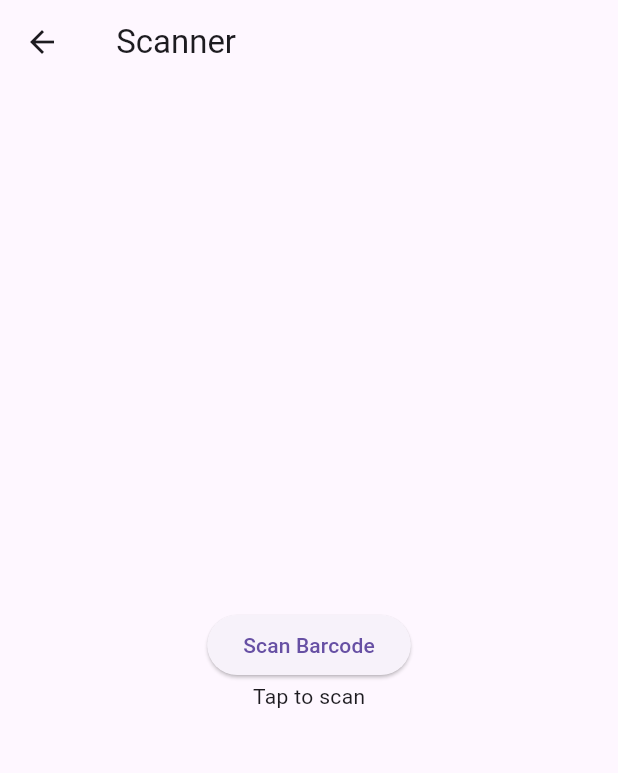
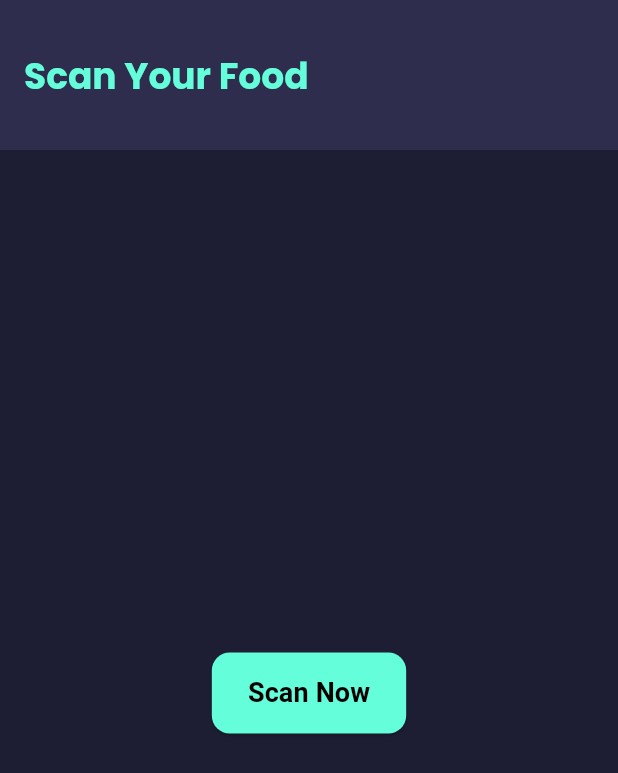
Before and after one commit to AstroDude6352/allergyapp, a Flutter app: the HomeScreen screen opened directly, after a tap on the "local restaurant" icon, on a phone screen of 412 x 824 dp. Shown: the top 773 px of the screen. Run offline on Flutter 3.47's test engine with Material 3 defaults, Android fonts, the phone set to English and light mode, and no system bars; our stand-ins replace cached_network_image, flutter_rating_bar, google_generative_ai, google_maps_flutter, image_picker, webview_flutter; missing offline and left inert: ai_barcode_scanner, flutter_google_maps_webservices, openfoodfacts; network calls fail.

Commit message:
Fixed UI of home screen, started to fix on Scanner

```diff
--- a/lib/home_screen.dart
+++ b/lib/home_screen.dart
@@ -1,25 +1,29 @@
 import 'package:allergy_app/restaurant_screen.dart';
 import 'package:allergy_app/scanner.dart';
 import 'package:flutter/material.dart';
-import 'package:provider/provider.dart';
 import '../recipe_screen.dart';
 import '../profile_screen.dart';
-import 'data_provider.dart';
-import 'explore_screen.dart';
 
 class HomeScreen extends StatelessWidget {
   const HomeScreen({super.key});
 
   @override
   Widget build(BuildContext context) {
-    String firstName = "Guest"; // Default placeholder name
+    String firstName = "Aditya"; // Placeholder name
 
     return Scaffold(
+      backgroundColor: Color(0xFF1D1E33), // Consistent dark theme
       appBar: AppBar(
-        title: Row(
+        automaticallyImplyLeading: false,
+        backgroundColor: Color(0xFF282A45), // Dark modern app bar
+        elevation: 4,
+        title: Padding(
+          padding: const EdgeInsets.symmetric(horizontal: 16.0, vertical: 8.0),
+          child: Row(
             mainAxisAlignment: MainAxisAlignment.spaceBetween,
             children: [
-            Text.rich(
+              Expanded(
+                child: Text.rich(
                   TextSpan(
                     children: [
                       const TextSpan(
@@ -27,6 +31,8 @@ class HomeScreen extends StatelessWidget {
                         style: TextStyle(
                           fontSize: 24,
                           fontWeight: FontWeight.w700,
+                          fontFamily: 'Poppins',
+                          color: Colors.tealAccent, // Accent color
                         ),
                       ),
                       TextSpan(
@@ -34,18 +40,23 @@ class HomeScreen extends StatelessWidget {
                         style: const TextStyle(
                           fontSize: 40,
                           fontWeight: FontWeight.w700,
+                          fontFamily: 'Poppins',
+                          color: Colors.white, // High contrast
                         ),
                       ),
                     ],
                   ),
                 ),
-            const CircleAvatar(
-              radius: 30,
-              backgroundImage: AssetImage('assets/default_profile.jpg'),
+              ),
+              const Icon(
+                Icons.medical_services,
+                size: 40,
+                color: Colors.tealAccent, // Allergy-related icon
               ),
             ],
           ),
-        toolbarHeight: 100,
+        ),
+        toolbarHeight: 120,
       ),
       body: SingleChildScrollView(
         child: Padding(
@@ -56,78 +67,80 @@ class HomeScreen extends StatelessWidget {
               const SizedBox(height: 20),
               const Text(
                 'Saved Recipes',
-                style: TextStyle(fontSize: 24, fontWeight: FontWeight.bold),
+                style: TextStyle(
+                  fontSize: 24,
+                  fontWeight: FontWeight.bold,
+                  color: Colors.white,
+                ),
               ),
               const SizedBox(height: 20),
               const SizedBox(height: 40),
               const Text(
                 'Explore New Recipes',
-                style: TextStyle(fontSize: 24, fontWeight: FontWeight.bold),
+                style: TextStyle(
+                  fontSize: 24,
+                  fontWeight: FontWeight.bold,
+                  color: Colors.white,
+                ),
               ),
               const SizedBox(height: 20),
               ElevatedButton(
+                style: ElevatedButton.styleFrom(
+                  backgroundColor: Colors.tealAccent, // Standout button color
+                  foregroundColor: Colors.black,
+                  padding: const EdgeInsets.symmetric(
+                    vertical: 14,
+                    horizontal: 24,
+                  ),
+                  shape: RoundedRectangleBorder(
+                    borderRadius: BorderRadius.circular(12),
+                  ),
+                ),
                 onPressed: () {
-                  // Trigger the recipe fetching before navigating
                   Navigator.push(
                     context,
                     MaterialPageRoute(
                       builder: (context) => const RecipeScreen(
-                        diet: 'Any', // Replace with appropriate diet value
-                        allergens: [], // Replace with actual allergens
+                        diet: 'Any',
+                        allergens: [],
                       ),
                     ),
                   );
                 },
-                child: const Text('Find Recipes'),
+                child: const Text(
+                  'Find Recipes',
+                  style: TextStyle(fontSize: 18, fontWeight: FontWeight.bold),
+                ),
               ),
             ],
           ),
         ),
       ),
       bottomNavigationBar: BottomAppBar(
+        color: Color(0xFF282A45), // Dark footer for consistency
+        child: Padding(
+          padding: const EdgeInsets.symmetric(horizontal: 10.0, vertical: 8.0),
           child: Row(
-          mainAxisSize: MainAxisSize.max,
             mainAxisAlignment: MainAxisAlignment.spaceBetween,
             children: <Widget>[
-            IconButton(
-                onPressed: () {
-                  Navigator.push(
-                    context,
-                    MaterialPageRoute(builder: (context) => const HomeScreen()),
-                  );
-                },
-                icon: const Icon(Icons.home),
-                color: Colors.deepPurple),
-            IconButton(
-                onPressed: () {
-                  Navigator.push(
-                    context,
-                    MaterialPageRoute(builder: (context) => const ScannerScreen()),
-                  );
-                },
-                icon: const Icon(Icons.local_dining),
-                color: Colors.deepPurple),
-            IconButton(
-                onPressed: () {
-                  Navigator.push(
-                    context,
-                    MaterialPageRoute(builder: (context) => RestaurantScreen()),
-                  );
-                },
-                icon: const Icon(Icons.food_bank),
-                color: Colors.deepPurple),
-            IconButton(
-                onPressed: () {
-                  Navigator.push(
-                    context,
-                    MaterialPageRoute(builder: (context) => const ProfileScreen()),
-                  );
-                },
-                icon: const Icon(Icons.person),
-                color: Colors.deepPurple),
+              _buildNavBarItem(Icons.home, 'Home', Colors.tealAccent, context, const HomeScreen()),
+              _buildNavBarItem(Icons.local_dining, 'Scan', Colors.blueGrey, context, const ScannerScreen()),
+              _buildNavBarItem(Icons.food_bank, 'Restaurants', Colors.blueGrey, context, RestaurantScreen()),
+              _buildNavBarItem(Icons.person, 'Profile', Colors.blueGrey, context, const ProfileScreen()),
             ],
+          ),
         ),
       ),
     );
   }
+
+  Widget _buildNavBarItem(IconData icon, String label, Color color, BuildContext context, Widget screen) {
+    return IconButton(
+      onPressed: () {
+        Navigator.push(context, MaterialPageRoute(builder: (context) => screen));
+      },
+      icon: Icon(icon, size: 28),
+      color: color,
+    );
   }
+}
--- a/lib/scanner.dart
+++ b/lib/scanner.dart
@@ -1,6 +1,5 @@
+
 import 'package:ai_barcode_scanner/ai_barcode_scanner.dart';
-import 'package:allergy_app/ingredients.dart';
-import 'package:allergy_app/recipe_screen.dart';
 import 'package:flutter/foundation.dart';
 import 'package:flutter/material.dart';
 import 'dart:async';
@@ -30,27 +29,48 @@ class ScannerScreen extends StatefulWidget {
 }
 
 class _ScannerScreenState extends State<ScannerScreen> {
-  String barcode = 'Tap to scan';
-
   @override
   Widget build(BuildContext context) {
     return Scaffold(
+      backgroundColor: const Color(0xFF1D1E33),
       appBar: AppBar(
-        title: const Text(' Scanner'),
+        automaticallyImplyLeading: false,
+        backgroundColor: const Color(0xFF282A45),
+        elevation: 4,
+        title: const Text(
+          'Scan Your Food',
+          style: TextStyle(
+            fontSize: 24,
+            fontWeight: FontWeight.w700,
+            fontFamily: 'Poppins',
+            color: Colors.tealAccent,
+          ),
+        ),
+        toolbarHeight: 100,
       ),
       body: Center(
+        child: Padding(
+          padding: const EdgeInsets.all(30.0),
           child: Column(
-          mainAxisSize: MainAxisSize.min,
+            mainAxisAlignment: MainAxisAlignment.center,
             children: [
               ElevatedButton(
-              child: const Text('Scan Barcode'),
+                style: ElevatedButton.styleFrom(
+                  backgroundColor: Colors.tealAccent,
+                  foregroundColor: Colors.black,
+                  padding: const EdgeInsets.symmetric(
+                    vertical: 14,
+                    horizontal: 24,
+                  ),
+                  shape: RoundedRectangleBorder(
+                    borderRadius: BorderRadius.circular(12),
+                  ),
+                ),
                 onPressed: () async {
                   await Navigator.of(context).push(
                     MaterialPageRoute(
                       builder: (context) => AiBarcodeScanner(
                         onDispose: () {
-                        /// This is called when the barcode scanner is disposed.
-                        /// You can write your own logic here.
                           debugPrint("Barcode scanner disposed!");
                         },
                         hideGalleryButton: false,
@@ -58,54 +78,35 @@ class _ScannerScreenState extends State<ScannerScreen> {
                           detectionSpeed: DetectionSpeed.noDuplicates,
                         ),
                         onDetect: (BarcodeCapture capture) async {
-                        /// The row string scanned barcode value
-                        final String? scannedValue =
-                            capture.barcodes.first.rawValue;
+                          final String? scannedValue = capture.barcodes.first.rawValue;
                           debugPrint("Barcode scanned: $scannedValue");
 
+                          if (scannedValue != null) {
                             getProduct(scannedValue, context);
-
-                        /// The `Uint8List` image is only available if `returnImage` is set to `true`.
-                        final Uint8List? image = capture.image;
-                        debugPrint("Barcode image: $image");
-
-                        /// row data of the barcode
-                        final Object? raw = capture.raw;
-                        debugPrint("Barcode raw: $raw");
-
-                        /// List of scanned barcodes if any
-                        final List<Barcode> barcodes = capture.barcodes;
-                        debugPrint("Barcode list: $barcodes");
+                          }
                         },
                         validator: (value) {
-                        if (value.barcodes.isEmpty) {
-                          return false;
-                        }
-                        if (!(value.barcodes.first.rawValue
-                                ?.contains('flutter.dev') ??
-                            false)) {
-                          return false;
-                        }
-                        return true;
+                          return value.barcodes.isNotEmpty;
                         },
                       ),
                     ),
                   );
                 },
+                child: const Text(
+                  'Scan Now',
+                  style: TextStyle(fontSize: 18, fontWeight: FontWeight.bold),
                 ),
-            Text(barcode),
+              ),
             ],
+          ),
         ),
       ),
     );
   }
 }
 
-Future<Product?> getProduct(var barcode, BuildContext context) async {
-  OpenFoodAPIConfiguration.userAgent = UserAgent(
-    name: 'allergy_app',
-  );
- // barcode = '0048151623426';
+Future<void> getProduct(String barcode, BuildContext context) async {
+  OpenFoodAPIConfiguration.userAgent = UserAgent(name: 'allergy_app');
 
   final ProductQueryConfiguration configuration = ProductQueryConfiguration(
     barcode,
@@ -113,30 +114,95 @@ Future<Product?> getProduct(var barcode, BuildContext context) async {
     fields: [ProductField.ALL],
     version: ProductQueryVersion.v3,
   );
-  final ProductResultV3 result =
-      await OpenFoodAPIClient.getProductV3(configuration);
-
+  final ProductResultV3 result = await OpenFoodAPIClient.getProductV3(configuration);
 
   if (result.status == ProductResultV3.statusSuccess) {
     Navigator.push(
       context,
-
       MaterialPageRoute(
-        builder: (context) => Ingredients(
-          result.product?.imageFrontUrl,
-          result.product?.productName,
-          result.product?.allergens?.names,
-          result.product?.ingredients,
+        builder: (context) => FoodDetailsScreen(
+          imageUrl: result.product?.imageFrontUrl,
+          productName: result.product?.productName ?? 'Unknown',
+          allergens: result.product?.allergens?.names ?? ['No allergens listed'],
+          ingredients: result.product?.ingredientsText ?? 'No ingredients available',
         ),
       ),
-
-
     );
-
-    return result.product;
   } else {
-    throw Exception('product not found for $barcode');
+    ScaffoldMessenger.of(context).showSnackBar(
+      const SnackBar(content: Text('Product not found')),
+    );
+  }
 }
 
+class FoodDetailsScreen extends StatelessWidget {
+  final String? imageUrl;
+  final String productName;
+  final List<String> allergens;
+  final String ingredients;
 
+  const FoodDetailsScreen({
+    super.key,
+    required this.imageUrl,
+    required this.productName,
+    required this.allergens,
+    required this.ingredients,
+  });
+
+  @override
+  Widget build(BuildContext context) {
+    return Scaffold(
+      backgroundColor: const Color(0xFF1D1E33),
+      appBar: AppBar(
+        backgroundColor: const Color(0xFF282A45),
+        title: const Text(
+          'Food Details',
+          style: TextStyle(color: Colors.tealAccent),
+        ),
+      ),
+      body: Padding(
+        padding: const EdgeInsets.all(16.0),
+        child: Column(
+          crossAxisAlignment: CrossAxisAlignment.start,
+          children: [
+            if (imageUrl != null)
+              Center(
+                child: Image.network(
+                  imageUrl!,
+                  height: 150,
+                  fit: BoxFit.cover,
+                ),
+              ),
+            const SizedBox(height: 16),
+            Text(
+              productName,
+              style: const TextStyle(
+                fontSize: 24,
+                fontWeight: FontWeight.bold,
+                color: Colors.white,
+              ),
+            ),
+            const SizedBox(height: 12),
+            const Text(
+              'Allergens:',
+              style: TextStyle(fontSize: 18, fontWeight: FontWeight.bold, color: Colors.redAccent),
+            ),
+            Text(
+              allergens.join(', '),
+              style: const TextStyle(fontSize: 16, color: Colors.white),
+            ),
+            const SizedBox(height: 12),
+            const Text(
+              'Ingredients:',
+              style: TextStyle(fontSize: 18, fontWeight: FontWeight.bold, color: Colors.tealAccent),
+            ),
+            Text(
+              ingredients,
+              style: const TextStyle(fontSize: 16, color: Colors.white),
+            ),
+          ],
+        ),
+      ),
+    );
   }
+}
```
Lines whose indentation alone changed are shown as unchanged.
